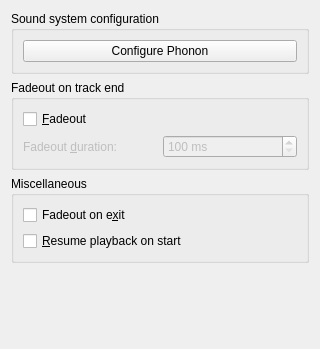
First picture: the form in src/configdialog/dialogs/PlaybackConfig.ui, repository KDE/amarok, before the edit.
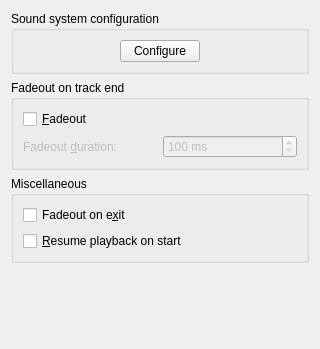
Second picture: the form after the edit.

Commit message:
A few usability improvements for the Phonon configuration, inspired by comments from users and developers:
* Renamed the PushButton to simply "Configure". It's less technical
  sounding than "Phonon".
* Made the PushButton less wide.
* Renamed the config dialog's window title to "Sound System - Amarok".
  The "Configure" part was redundant, as this is written in the widget
  itself, in bold letters.

```diff
--- a/src/configdialog/dialogs/PlaybackConfig.ui
+++ b/src/configdialog/dialogs/PlaybackConfig.ui
@@ -16,11 +16,17 @@
      <property name="title">
       <string>Sound system configuration</string>
      </property>
-     <layout class="QVBoxLayout" name="verticalLayout">
-      <item>
+     <layout class="QGridLayout" name="gridLayout_2">
+      <item row="0" column="0">
        <widget class="QPushButton" name="pushButtonPhonon">
+        <property name="sizePolicy">
+         <sizepolicy hsizetype="Fixed" vsizetype="Fixed">
+          <horstretch>0</horstretch>
+          <verstretch>0</verstretch>
+         </sizepolicy>
+        </property>
         <property name="text">
-         <string>Configure Phonon</string>
+         <string>Configure</string>
         </property>
        </widget>
       </item>
```
The commit also changes 1 other file.
